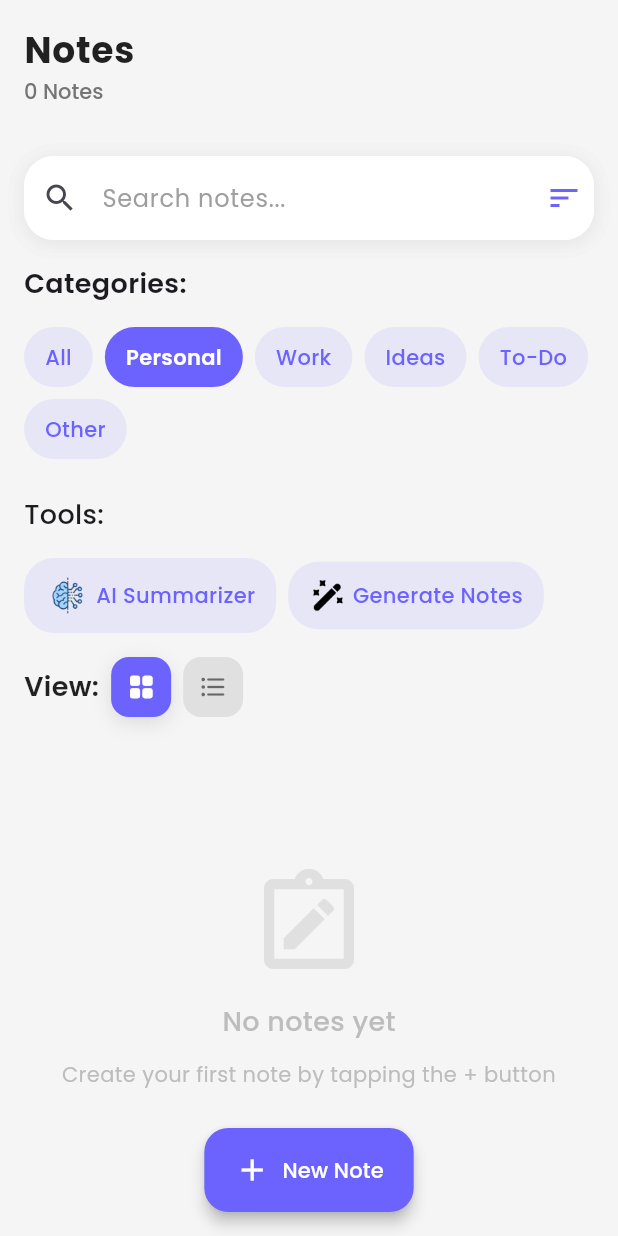
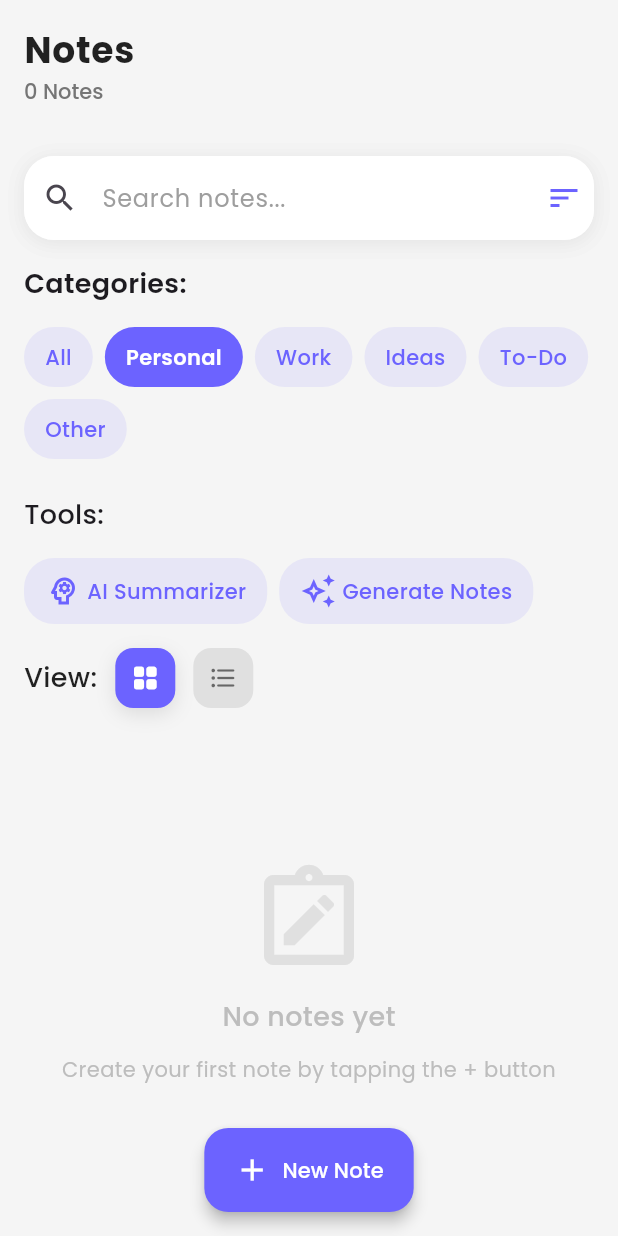
Before and after one commit to SahilLiotech/Notes-App, a Flutter app: the screen it shows after launch, on a phone screen of 412 x 824 dp. Run offline on Flutter 3.47's test engine with Material 3 defaults, Android fonts, the phone set to English and light mode, and no system bars; drawn by our look-alikes of toastification; our stand-ins replace animate_do, flutter_riverpod, google_fonts, hive, open_file, pdf and 2 more; missing offline and left inert: flutter_quill; accounts and stored records are empty.

```diff
--- a/lib/main.dart
+++ b/lib/main.dart
@@ -1,4 +1,3 @@
-import 'package:device_preview/device_preview.dart';
 import 'package:flutter/material.dart';
 import 'package:flutter_riverpod/flutter_riverpod.dart';
 import 'package:hive/hive.dart';
@@ -25,8 +24,6 @@ class MyApp extends StatelessWidget {
 
   @override
   Widget build(BuildContext context) {
-    return DevicePreview(
-      builder: (context) {
     return ProviderScope(
       child: ToastificationWrapper(
         child: MaterialApp(
@@ -45,7 +42,5 @@ class MyApp extends StatelessWidget {
         ),
       ),
     );
-      },
-    );
   }
 }
--- a/lib/screens/home_screen.dart
+++ b/lib/screens/home_screen.dart
@@ -10,6 +10,9 @@ import 'package:notes_app/widgets/filter_menu_widget.dart';
 import 'package:notes_app/widgets/notes_card.dart';
 import 'package:notes_app/widgets/search_bar_widget.dart';
 import 'package:notes_app/widgets/toggle_view_button.dart';
+import 'package:notes_app/widgets/tools_options.dart';
+
+import '../widgets/generate_notes_bottom_sheet.dart';
 
 class HomeScreen extends ConsumerStatefulWidget {
   const HomeScreen({super.key});
@@ -118,78 +121,41 @@ class _HomeScreenState extends ConsumerState<HomeScreen> {
               child: Row(
                 spacing: 8,
                 children: [
-                  Container(
-                    padding: const EdgeInsets.symmetric(
-                      horizontal: 12,
-                      vertical: 8,
-                    ),
-                    decoration: BoxDecoration(
-                      color: Color(0xFF6C63FF).withAlpha(26),
-                      borderRadius: BorderRadius.circular(20),
-                      border: Border.all(color: Colors.transparent, width: 2),
-                    ),
-                    child: Row(
-                      spacing: 4,
-                      mainAxisSize: MainAxisSize.min,
-                      children: [
-                        Image.asset(
-                          'assets/images/AI.png',
-                          height: 30,
-                          width: 30,
-                        ),
-                        Text(
-                          "AI Summarizer",
-                          style: GoogleFonts.poppins(
-                            color: Color(0xFF6C63FF),
-                            fontSize: 14,
-                            fontWeight: FontWeight.w500,
+                  ToolsOptions(
+                    iconData: Icons.psychology_outlined,
+                    text: 'AI Summarizer',
+                    onTap: () {},
+                  ),
+                  ToolsOptions(
+                    iconData: Icons.auto_awesome_outlined,
+                    text: "Generate Notes",
+                    onTap: () {
+                      showModalBottomSheet(
+                        context: context,
+                        isScrollControlled: true,
+                        useRootNavigator: true,
+                        shape: RoundedRectangleBorder(
+                          borderRadius: BorderRadius.only(
+                            topLeft: Radius.circular(20),
+                            topRight: Radius.circular(20),
                           ),
                         ),
-                      ],
-                    ),
-                  ),
-                  Container(
-                    padding: const EdgeInsets.symmetric(
-                      horizontal: 12,
-                      vertical: 8,
-                    ),
-                    decoration: BoxDecoration(
-                      color: Color(0xFF6C63FF).withAlpha(26),
-                      borderRadius: BorderRadius.circular(20),
-                      border: Border.all(color: Colors.transparent, width: 2),
-                    ),
-                    child: Row(
-                      spacing: 4,
-                      mainAxisSize: MainAxisSize.min,
-                      children: [
-                        Image.asset(
-                          'assets/images/generator.png',
-                          height: 25,
-                          width: 25,
-                        ),
-                        Text(
-                          "Generate Notes",
-                          style: GoogleFonts.poppins(
-                            color: Color(0xFF6C63FF),
-                            fontSize: 14,
-                            fontWeight: FontWeight.w500,
-                          ),
-                        ),
-                      ],
-                    ),
+                        builder: (context) => const GenerateNotesBottomSheet(),
+                      );
+                    },
                   ),
                 ],
               ),
             ),
 
             Row(
-              spacing: 8,
+              spacing: 12,
               children: [
                 Text(
                   'View:',
                   style: GoogleFonts.poppins(
                     fontSize: 18,
-                    fontWeight: FontWeight.w600,
+                    fontWeight: FontWeight.w500,
                     color: Colors.black87,
                   ),
                 ),
--- /dev/null
+++ b/lib/widgets/tools_options.dart
@@ -0,0 +1,44 @@
+import 'package:flutter/material.dart';
+import 'package:google_fonts/google_fonts.dart';
+
+class ToolsOptions extends StatelessWidget {
+  final IconData? iconData;
+  final String text;
+  final VoidCallback onTap;
+  const ToolsOptions({
+    super.key,
+    required this.iconData,
+    required this.text,
+    required this.onTap,
+  });
+
+  @override
+  Widget build(BuildContext context) {
+    return GestureDetector(
+      onTap: onTap,
+      child: Container(
+        padding: const EdgeInsets.symmetric(horizontal: 12, vertical: 8),
+        decoration: BoxDecoration(
+          color: Color(0xFF6C63FF).withAlpha(26),
+          borderRadius: BorderRadius.circular(20),
+          border: Border.all(color: Colors.transparent, width: 2),
+        ),
+        child: Row(
+          spacing: 4,
+          mainAxisSize: MainAxisSize.min,
+          children: [
+            Icon(iconData, color: Color(0xFF6C63FF)),
+            Text(
+              text,
+              style: GoogleFonts.poppins(
+                color: Color(0xFF6C63FF),
+                fontSize: 14,
+                fontWeight: FontWeight.w500,
+              ),
+            ),
+          ],
+        ),
+      ),
+    );
+  }
+}
```
Also changed, not shown: lib/widgets/generate_notes_bottom_sheet.dart (added, +328 -0 lines). Lines whose indentation alone changed are shown as unchanged.
